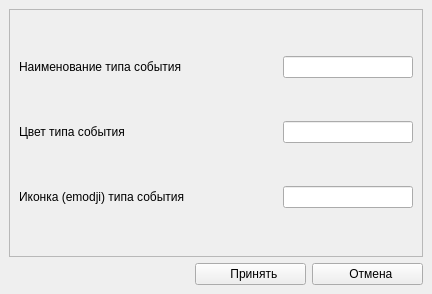
Above: ui/f_eventtypeeditor.ui from wterkin/qt-forget-me-not before the change. Below: the same form after it.
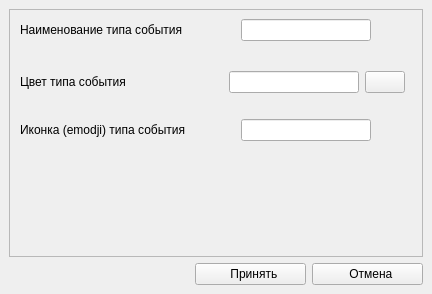
That is the form after the change. Icons and pictures are not drawn.

Commit message: Добавлена кнопка вызова диалога выбора цвета в редакторе типов событий

Diff of the .ui file:
```diff
--- a/ui/f_eventtypeeditor.ui
+++ b/ui/f_eventtypeeditor.ui
@@ -29,48 +29,15 @@
       <property name="frameShadow">
        <enum>QFrame::Sunken</enum>
       </property>
-      <layout class="QVBoxLayout" name="verticalLayout">
-       <item>
-        <layout class="QHBoxLayout" name="horizontalLayout">
-         <item>
-          <widget class="QLabel" name="label">
-           <property name="text">
-            <string>Наименование типа события</string>
-           </property>
-          </widget>
-         </item>
-         <item>
-          <spacer name="horizontalSpacer">
-           <property name="orientation">
-            <enum>Qt::Horizontal</enum>
-           </property>
-           <property name="sizeHint" stdset="0">
-            <size>
-             <width>98</width>
-             <height>20</height>
-            </size>
-           </property>
-          </spacer>
-         </item>
-         <item>
-          <widget class="QLineEdit" name="lineEdit_EventTypeName">
-           <property name="minimumSize">
-            <size>
-             <width>130</width>
-             <height>0</height>
-            </size>
-           </property>
-           <property name="maximumSize">
-            <size>
-             <width>130</width>
-             <height>16777215</height>
-            </size>
-           </property>
-          </widget>
-         </item>
-        </layout>
-       </item>
-       <item>
+      <widget class="QWidget" name="">
+       <property name="geometry">
+        <rect>
+         <x>11</x>
+         <y>60</y>
+         <width>385</width>
+         <height>26</height>
+        </rect>
+       </property>
         <layout class="QHBoxLayout" name="horizontalLayout_2">
          <item>
           <widget class="QLabel" name="label_2">
@@ -86,7 +53,7 @@
            </property>
            <property name="sizeHint" stdset="0">
             <size>
-             <width>138</width>
+            <width>108</width>
              <height>20</height>
             </size>
            </property>
@@ -108,9 +75,76 @@
            </property>
           </widget>
          </item>
-        </layout>
+        <item>
+         <widget class="QPushButton" name="pushButton_ColorDialog">
+          <property name="text">
+           <string/>
+          </property>
+          <property name="icon">
+           <iconset>
+            <normaloff>style.png</normaloff>style.png</iconset>
+          </property>
+         </widget>
+        </item>
+       </layout>
+      </widget>
+      <widget class="QWidget" name="">
+       <property name="geometry">
+        <rect>
+         <x>11</x>
+         <y>10</y>
+         <width>351</width>
+         <height>22</height>
+        </rect>
+       </property>
+       <layout class="QHBoxLayout" name="horizontalLayout">
+        <item>
+         <widget class="QLabel" name="label">
+          <property name="text">
+           <string>Наименование типа события</string>
+          </property>
+         </widget>
        </item>
        <item>
+         <spacer name="horizontalSpacer">
+          <property name="orientation">
+           <enum>Qt::Horizontal</enum>
+          </property>
+          <property name="sizeHint" stdset="0">
+           <size>
+            <width>58</width>
+            <height>20</height>
+           </size>
+          </property>
+         </spacer>
+        </item>
+        <item>
+         <widget class="QLineEdit" name="lineEdit_EventTypeName">
+          <property name="minimumSize">
+           <size>
+            <width>130</width>
+            <height>0</height>
+           </size>
+          </property>
+          <property name="maximumSize">
+           <size>
+            <width>130</width>
+            <height>16777215</height>
+           </size>
+          </property>
+         </widget>
+        </item>
+       </layout>
+      </widget>
+      <widget class="QWidget" name="">
+       <property name="geometry">
+        <rect>
+         <x>11</x>
+         <y>110</y>
+         <width>351</width>
+         <height>22</height>
+        </rect>
+       </property>
         <layout class="QHBoxLayout" name="horizontalLayout_3">
          <item>
           <widget class="QLabel" name="label_3">
@@ -126,7 +160,7 @@
            </property>
            <property name="sizeHint" stdset="0">
             <size>
-             <width>88</width>
+            <width>48</width>
              <height>20</height>
             </size>
            </property>
@@ -149,8 +183,7 @@
           </widget>
          </item>
         </layout>
-       </item>
-      </layout>
+      </widget>
      </widget>
     </item>
     <item>
```
Lines whose indentation alone changed are shown as unchanged. The commit also changes 2 other files.
